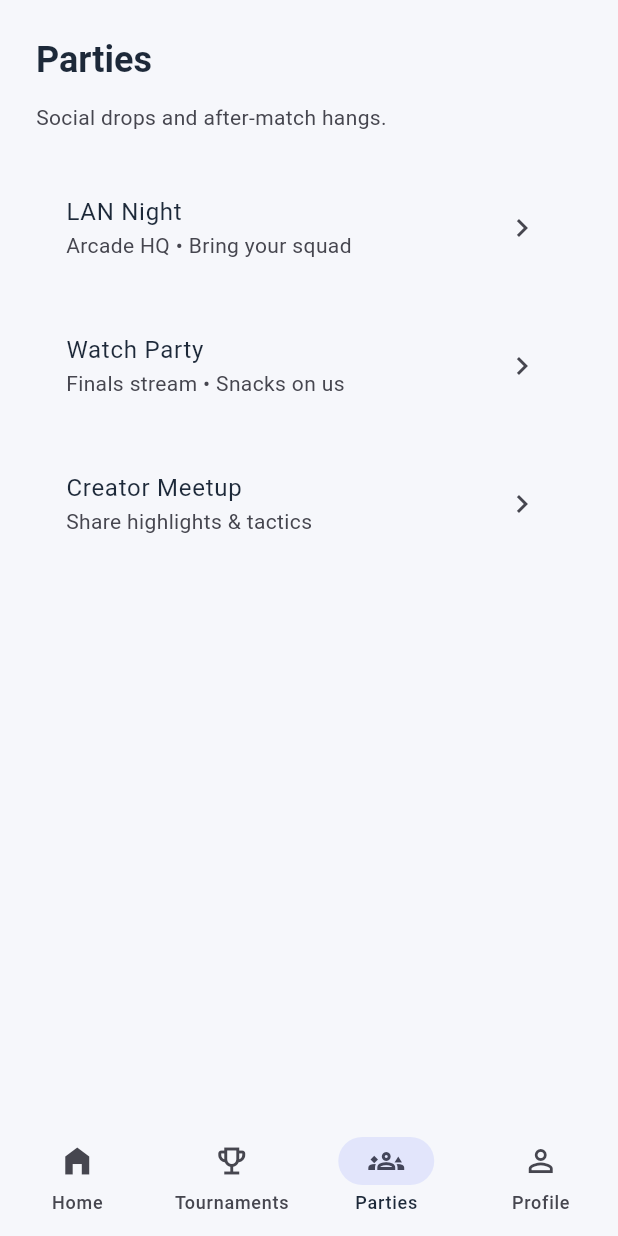
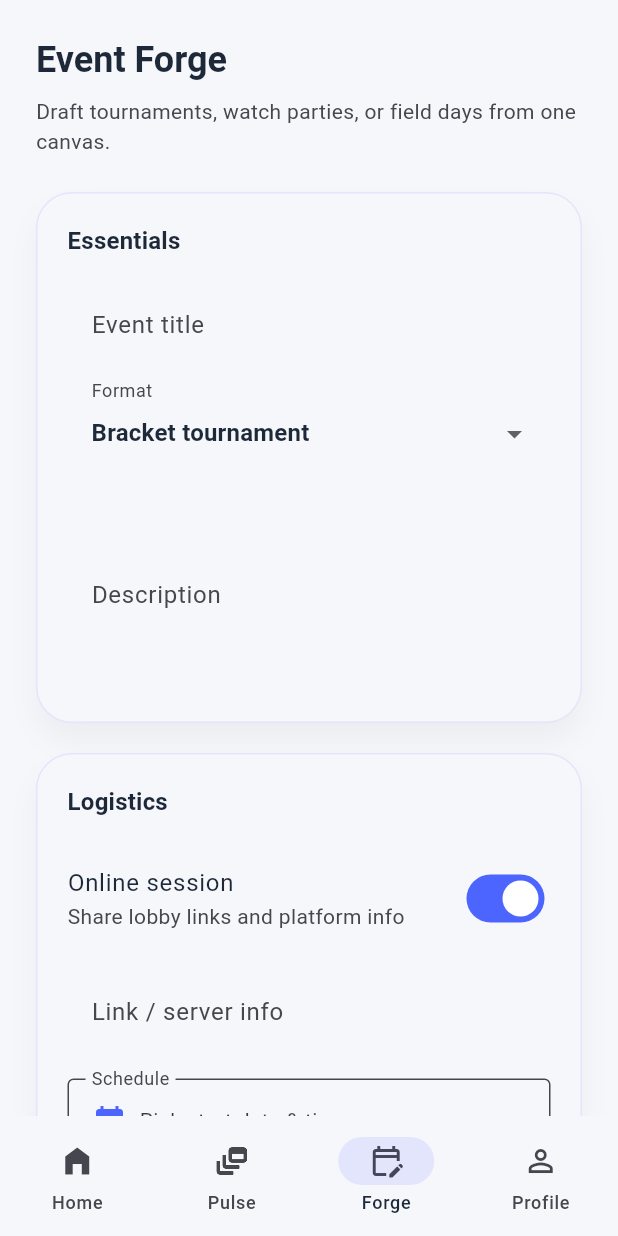
Before and after one commit to souravdhar199/LinkSquad, a Flutter app: the screen it shows after launch, item 3 of the bottom bar chosen, on a phone screen of 412 x 824 dp. Run offline on Flutter 3.47's test engine with Material 3 defaults, Android fonts, the phone set to English and light mode, and no system bars.

Commit message:
Created feed and event creation

```diff
--- /dev/null
+++ b/lib/features/event_forge/presentation/event_forge_screen.dart
@@ -0,0 +1,271 @@
+import 'package:flutter/material.dart';
+
+class EventForgeScreen extends StatefulWidget {
+  const EventForgeScreen({super.key});
+
+  @override
+  State<EventForgeScreen> createState() => _EventForgeScreenState();
+}
+
+class _EventForgeScreenState extends State<EventForgeScreen> {
+  final GlobalKey<FormState> _formKey = GlobalKey<FormState>();
+  final TextEditingController _nameController = TextEditingController();
+  final TextEditingController _locationController = TextEditingController();
+  final TextEditingController _descriptionController = TextEditingController();
+
+  String _selectedFormat = 'Bracket';
+  DateTime? _selectedDate;
+  TimeOfDay? _selectedTime;
+  double _capacity = 16;
+  bool _isOnline = true;
+
+  @override
+  void dispose() {
+    _nameController.dispose();
+    _locationController.dispose();
+    _descriptionController.dispose();
+    super.dispose();
+  }
+
+  Future<void> _pickDateTime() async {
+    final DateTime? date = await showDatePicker(
+      context: context,
+      initialDate: _selectedDate ?? DateTime.now().add(const Duration(days: 1)),
+      firstDate: DateTime.now(),
+      lastDate: DateTime.now().add(const Duration(days: 365)),
+    );
+    if (!mounted || date == null) return;
+    final TimeOfDay? time = await showTimePicker(
+      context: context,
+      initialTime: _selectedTime ?? TimeOfDay.now(),
+    );
+    if (!mounted || time == null) return;
+    setState(() {
+      _selectedDate = date;
+      _selectedTime = time;
+    });
+  }
+
+  void _submit() {
+    if (_formKey.currentState?.validate() ?? false) {
+      ScaffoldMessenger.of(context).showSnackBar(
+        const SnackBar(content: Text('Event drafted! Hook up backend next.')),
+      );
+    }
+  }
+
+  @override
+  Widget build(BuildContext context) {
+    final ThemeData theme = Theme.of(context);
+    final ColorScheme scheme = theme.colorScheme;
+    final String dateLabel = _selectedDate == null || _selectedTime == null
+        ? 'Pick start date & time'
+        : '${_selectedDate!.month}/${_selectedDate!.day} • ${_selectedTime!.format(context)}';
+
+    return Scaffold(
+      body: SafeArea(
+        child: SingleChildScrollView(
+          padding: const EdgeInsets.all(24),
+          child: Form(
+            key: _formKey,
+            child: Column(
+              crossAxisAlignment: CrossAxisAlignment.start,
+              children: [
+                Text('Event Forge', style: theme.textTheme.headlineSmall),
+                const SizedBox(height: 8),
+                Text(
+                  'Draft tournaments, watch parties, or field days from one canvas.',
+                  style: theme.textTheme.bodyMedium?.copyWith(color: scheme.onSurfaceVariant),
+                ),
+                const SizedBox(height: 24),
+                _SectionCard(
+                  title: 'Essentials',
+                  child: Column(
+                    children: [
+                      TextFormField(
+                        controller: _nameController,
+                        decoration: const InputDecoration(
+                          labelText: 'Event title',
+                          hintText: 'Neon Knights Cup',
+                        ),
+                        validator: (value) => (value == null || value.isEmpty) ? 'Add a title' : null,
+                      ),
+                      const SizedBox(height: 16),
+                      DropdownButtonFormField<String>(
+                        initialValue: _selectedFormat,
+                        decoration: const InputDecoration(labelText: 'Format'),
+                        items: const [
+                          DropdownMenuItem(value: 'Bracket', child: Text('Bracket tournament')),
+                          DropdownMenuItem(value: 'League', child: Text('League / season')),
+                          DropdownMenuItem(value: 'Hangout', child: Text('Social hang / watch party')),
+                        ],
+                        onChanged: (value) => setState(() => _selectedFormat = value ?? _selectedFormat),
+                      ),
+                      const SizedBox(height: 16),
+                      TextFormField(
+                        controller: _descriptionController,
+                        maxLines: 4,
+                        decoration: const InputDecoration(
+                          labelText: 'Description',
+                          hintText: 'Tell players what to expect...',
+                        ),
+                      ),
+                    ],
+                  ),
+                ),
+                const SizedBox(height: 20),
+                _SectionCard(
+                  title: 'Logistics',
+                  child: Column(
+                    children: [
+                      SwitchListTile(
+                        value: _isOnline,
+                        onChanged: (value) => setState(() => _isOnline = value),
+                        contentPadding: EdgeInsets.zero,
+                        title: Text(_isOnline ? 'Online session' : 'Physical meet'),
+                        subtitle: Text(_isOnline ? 'Share lobby links and platform info' : 'Add venue and amenities'),
+                      ),
+                      const SizedBox(height: 12),
+                      TextFormField(
+                        controller: _locationController,
+                        decoration: InputDecoration(
+                          labelText: _isOnline ? 'Link / server info' : 'Venue',
+                          hintText: _isOnline ? 'discord.gg/linksquad' : 'Arcade HQ, Downtown',
+                        ),
+                        validator: (value) => (value == null || value.isEmpty) ? 'Add details' : null,
+                      ),
+                      const SizedBox(height: 16),
+                      GestureDetector(
+                        onTap: _pickDateTime,
+                        child: InputDecorator(
+                          decoration: const InputDecoration(
+                            labelText: 'Schedule',
+                            border: OutlineInputBorder(),
+                          ),
+                          child: Row(
+                            children: [
+                              Icon(Icons.calendar_month, color: scheme.primary),
+                              const SizedBox(width: 8),
+                              Text(dateLabel),
+                            ],
+                          ),
+                        ),
+                      ),
+                      const SizedBox(height: 16),
+                      Column(
+                        crossAxisAlignment: CrossAxisAlignment.start,
+                        children: [
+                          Row(
+                            children: [
+                              Text('Capacity', style: theme.textTheme.bodyMedium),
+                              const Spacer(),
+                              Text('${_capacity.round()} players'),
+                            ],
+                          ),
+                          Slider(
+                            value: _capacity,
+                            min: 4,
+                            max: 128,
+                            divisions: 31,
+                            onChanged: (value) => setState(() => _capacity = value),
+                          ),
+                        ],
+                      ),
+                    ],
+                  ),
+                ),
+                const SizedBox(height: 20),
+                _SectionCard(
+                  title: 'Tags & extras',
+                  child: Wrap(
+                    spacing: 8,
+                    runSpacing: 8,
+                    children: const [
+                      _TagChip(icon: Icons.sports_esports, label: 'Esports'),
+                      _TagChip(icon: Icons.music_note, label: 'After party'),
+                      _TagChip(icon: Icons.videogame_asset, label: 'Console'),
+                      _TagChip(icon: Icons.flight_takeoff, label: 'LAN'),
+                    ],
+                  ),
+                ),
+                const SizedBox(height: 28),
+                SizedBox(
+                  width: double.infinity,
+                  child: FilledButton.icon(
+                    icon: const Icon(Icons.rocket_launch),
+                    label: const Text('Create draft'),
+                    onPressed: _submit,
+                  ),
+                ),
+              ],
+            ),
+          ),
+        ),
+      ),
+    );
+  }
+}
+
+class _SectionCard extends StatelessWidget {
+  const _SectionCard({required this.title, required this.child});
+
+  final String title;
+  final Widget child;
+
+  @override
+  Widget build(BuildContext context) {
+    final ThemeData theme = Theme.of(context);
+    final ColorScheme scheme = theme.colorScheme;
+    return Container(
+      width: double.infinity,
+      padding: const EdgeInsets.all(20),
+      decoration: BoxDecoration(
+        borderRadius: BorderRadius.circular(24),
+        color: scheme.surface,
+        border: Border.all(color: scheme.primary.withValues(alpha: 0.12)),
+        boxShadow: [
+          BoxShadow(
+            color: scheme.shadow.withValues(alpha: 0.04),
+            blurRadius: 16,
+            offset: const Offset(0, 12),
+          ),
+        ],
+      ),
+      child: Column(
+        crossAxisAlignment: CrossAxisAlignment.start,
+        children: [
+          Text(title, style: theme.textTheme.titleMedium),
+          const SizedBox(height: 16),
+          child,
+        ],
+      ),
+    );
+  }
+}
+
+class _TagChip extends StatelessWidget {
+  const _TagChip({required this.icon, required this.label});
+
+  final IconData icon;
+  final String label;
+
+  @override
+  Widget build(BuildContext context) {
+    final ColorScheme scheme = Theme.of(context).colorScheme;
+    return Container(
+      padding: const EdgeInsets.symmetric(horizontal: 12, vertical: 6),
+      decoration: BoxDecoration(
+        borderRadius: BorderRadius.circular(18),
+        color: scheme.primary.withValues(alpha: 0.08),
+      ),
+      child: Row(
+        mainAxisSize: MainAxisSize.min,
+        children: [
+          Icon(icon, size: 16, color: scheme.primary),
+          const SizedBox(width: 6),
+          Text(label, style: Theme.of(context).textTheme.bodySmall?.copyWith(color: scheme.primary)),
+        ],
+      ),
+    );
+  }
+}
--- /dev/null
+++ b/lib/features/feed/presentation/pulse_feed_screen.dart
@@ -0,0 +1,204 @@
+import 'package:flutter/material.dart';
+
+class PulseFeedScreen extends StatelessWidget {
+  const PulseFeedScreen({super.key});
+
+  List<_FeedEvent> get _events => const [
+        _FeedEvent(
+          title: 'Soccer FC 24',
+          location: 'Online lobby',
+          date: 'May 12 • 9:00 PM',
+          tag: '#Esports',
+          platform: 'Console • Crossplay',
+          description: 'Group stage kick-off stream with co-hosted casters.',
+          icon: Icons.sports_soccer,
+        ),
+        _FeedEvent(
+          title: 'Sunset Spikeball',
+          location: 'Central Park lawn',
+          date: 'Jun 3 • 5:30 PM',
+          tag: '#Outdoor',
+          platform: 'Physical meet',
+          description: 'BYO gear • after-play picnic and highlight reel session.',
+          icon: Icons.sports_volleyball,
+        ),
+        _FeedEvent(
+          title: 'Valorant Open Ladder',
+          location: 'Remote servers',
+          date: 'Tonight • 8:15 PM',
+          tag: '#Esports',
+          platform: 'PC lineups',
+          description: 'Agent drafts wrap at 7pm • Spectator seats limited.',
+          icon: Icons.sports_esports,
+        ),
+        _FeedEvent(
+          title: 'Kart Drift Mini Cup',
+          location: 'Clubhouse Arcade',
+          date: 'Sat • 3:00 PM',
+          tag: '#Party',
+          platform: 'Switch rigs',
+          description: 'Tandem heats + DJ Nova set after finals.',
+          icon: Icons.sports_motorsports,
+        ),
+      ];
+
+  @override
+  Widget build(BuildContext context) {
+    final ThemeData theme = Theme.of(context);
+    final ColorScheme scheme = theme.colorScheme;
+    return Scaffold(
+      body: SafeArea(
+        child: Padding(
+          padding: const EdgeInsets.all(24),
+          child: Column(
+            crossAxisAlignment: CrossAxisAlignment.start,
+            children: [
+              Text('Pulse feed', style: theme.textTheme.headlineSmall),
+              const SizedBox(height: 16),
+              TextField(
+                decoration: InputDecoration(
+                  hintText: 'Search games, squads, hosts...',
+                  prefixIcon: const Icon(Icons.search),
+                  suffixIcon: IconButton(
+                    icon: const Icon(Icons.tune_rounded),
+                    onPressed: () {},
+                  ),
+                ),
+              ),
+              const SizedBox(height: 12),
+              Expanded(
+                child: ListView.separated(
+                  itemCount: _events.length,
+                  separatorBuilder: (_, __) => const SizedBox(height: 12),
+                  itemBuilder: (_, index) => _FeedEventCard(event: _events[index], scheme: scheme),
+                ),
+              ),
+            ],
+          ),
+        ),
+      ),
+    );
+  }
+}
+
+class _FeedEventCard extends StatelessWidget {
+  const _FeedEventCard({required this.event, required this.scheme});
+
+  final _FeedEvent event;
+  final ColorScheme scheme;
+
+  @override
+  Widget build(BuildContext context) {
+    final TextTheme textTheme = Theme.of(context).textTheme;
+    return Container(
+      padding: const EdgeInsets.all(18),
+      decoration: BoxDecoration(
+        borderRadius: BorderRadius.circular(24),
+        color: scheme.surface,
+        border: Border.all(color: scheme.primary.withValues(alpha: 0.12)),
+        boxShadow: [
+          BoxShadow(
+            color: scheme.shadow.withValues(alpha: 0.05),
+            blurRadius: 18,
+            offset: const Offset(0, 12),
+          ),
+        ],
+      ),
+      child: Row(
+        children: [
+          Container(
+            width: 56,
+            height: 56,
+            decoration: BoxDecoration(
+              color: scheme.primary.withValues(alpha: 0.12),
+              borderRadius: BorderRadius.circular(18),
+            ),
+            child: Icon(event.icon, color: scheme.primary),
+          ),
+          const SizedBox(width: 16),
+          Expanded(
+            child: Column(
+              crossAxisAlignment: CrossAxisAlignment.start,
+              children: [
+                Text(event.title, style: textTheme.titleMedium),
+                const SizedBox(height: 6),
+                Row(
+                  children: [
+                    Expanded(child: _InfoChip(icon: Icons.place_outlined, label: event.location)),
+                    const SizedBox(width: 8),
+                    Expanded(child: _InfoChip(icon: Icons.calendar_today_outlined, label: event.date)),
+                  ],
+                ),
+                const SizedBox(height: 8),
+                _InfoChip(icon: Icons.videogame_asset_outlined, label: event.platform),
+                const SizedBox(height: 10),
+                Container(
+                  padding: const EdgeInsets.symmetric(horizontal: 10, vertical: 4),
+                  decoration: BoxDecoration(
+                    color: scheme.primary.withValues(alpha: 0.08),
+                    borderRadius: BorderRadius.circular(12),
+                  ),
+                  child: Text(
+                    event.tag,
+                    style: textTheme.labelSmall?.copyWith(color: scheme.primary),
+                  ),
+                ),
+                const SizedBox(height: 8),
+                Text(
+                  event.description,
+                  style: textTheme.bodySmall,
+                ),
+              ],
+            ),
+          ),
+        ],
+      ),
+    );
+  }
+}
+
+class _InfoChip extends StatelessWidget {
+  const _InfoChip({required this.icon, required this.label});
+
+  final IconData icon;
+  final String label;
+
+  @override
+  Widget build(BuildContext context) {
+    final ColorScheme scheme = Theme.of(context).colorScheme;
+    return Row(
+      mainAxisSize: MainAxisSize.min,
+      children: [
+        Icon(icon, size: 14, color: scheme.onSurfaceVariant),
+        const SizedBox(width: 4),
+        Expanded(
+          child: Text(
+            label,
+            style: Theme.of(context).textTheme.bodySmall?.copyWith(color: scheme.onSurfaceVariant),
+            overflow: TextOverflow.ellipsis,
+          ),
+        ),
+      ],
+    );
+  }
+}
+
+class _FeedEvent {
+  const _FeedEvent({
+    required this.title,
+    required this.location,
+    required this.date,
+    required this.tag,
+    required this.platform,
+    required this.description,
+    required this.icon,
+  });
+
+  final String title;
+  final String location;
+  final String date;
+  final String tag;
+  final String platform;
+  final String description;
+  final IconData icon;
+}
--- a/lib/features/parties/presentation/parties_screen.dart
+++ /dev/null
@@ -1,59 +0,0 @@
-import 'package:flutter/material.dart';
-
-class PartiesScreen extends StatelessWidget {
-  const PartiesScreen({super.key});
-
-  @override
-  Widget build(BuildContext context) {
-    final ColorScheme scheme = Theme.of(context).colorScheme;
-    final List<Map<String, String>> parties = [
-      {'title': 'LAN Night', 'subtitle': 'Arcade HQ • Bring your squad'},
-      {'title': 'Watch Party', 'subtitle': 'Finals stream • Snacks on us'},
-      {'title': 'Creator Meetup', 'subtitle': 'Share highlights & tactics'},
-    ];
-
-    return Scaffold(
-      body: SafeArea(
-        child: Padding(
-          padding: const EdgeInsets.all(24),
-          child: Column(
-            crossAxisAlignment: CrossAxisAlignment.start,
-            children: [
-              Text(
-                'Parties',
-                style: Theme.of(context).textTheme.headlineSmall,
-              ),
-              const SizedBox(height: 12),
-              Text(
-                'Social drops and after-match hangs.',
-                style: Theme.of(context)
-                    .textTheme
-                    .bodyMedium
-                    ?.copyWith(color: scheme.onSurfaceVariant),
-              ),
-              const SizedBox(height: 24),
-              Expanded(
-                child: ListView.builder(
-                  itemCount: parties.length,
-                  itemBuilder: (context, index) {
-                    final entry = parties[index];
-                    return Padding(
-                      padding: const EdgeInsets.only(bottom: 12),
-                      child: Card(
-                        child: ListTile(
-                          title: Text(entry['title']!),
-                          subtitle: Text(entry['subtitle']!),
-                          trailing: Icon(Icons.chevron_right, color: scheme.onSurfaceVariant),
-                        ),
-                      ),
-                    );
-                  },
-                ),
-              ),
-            ],
-          ),
-        ),
-      ),
-    );
-  }
-}
--- a/lib/features/shell/presentation/app_shell.dart
+++ b/lib/features/shell/presentation/app_shell.dart
@@ -1,10 +1,10 @@
 import 'package:flutter/material.dart';
 
 import '../../../app/routes.dart';
+import '../../event_forge/presentation/event_forge_screen.dart';
+import '../../feed/presentation/pulse_feed_screen.dart';
 import '../../home/presentation/home_screen.dart';
-import '../../parties/presentation/parties_screen.dart';
 import '../../profile/presentation/profile_screen.dart';
-import '../../tournaments/presentation/tournaments_screen.dart';
 
 class AppShell extends StatefulWidget {
   const AppShell({super.key});
@@ -25,18 +25,18 @@ class _AppShellState extends State<AppShell> {
       builder: (_) => const HomeScreen(),
     ),
     _NavItem(
-      label: 'Tournaments',
-      icon: Icons.emoji_events_outlined,
-      initialRoute: '/tournaments',
+      label: 'Pulse',
+      icon: Icons.dynamic_feed_outlined,
+      initialRoute: '/pulse',
       navigatorKey: GlobalKey<NavigatorState>(),
-      builder: (_) => const TournamentsScreen(),
+      builder: (_) => const PulseFeedScreen(),
     ),
     _NavItem(
-      label: 'Parties',
-      icon: Icons.groups_3_outlined,
-      initialRoute: '/parties',
+      label: 'Forge',
+      icon: Icons.edit_calendar_outlined,
+      initialRoute: '/forge',
       navigatorKey: GlobalKey<NavigatorState>(),
-      builder: (_) => const PartiesScreen(),
+      builder: (_) => const EventForgeScreen(),
     ),
     _NavItem(
       label: 'Profile',
```
Also changed, not shown: lib/features/tournaments/presentation/tournaments_screen.dart (deleted, +0 -67 lines).
